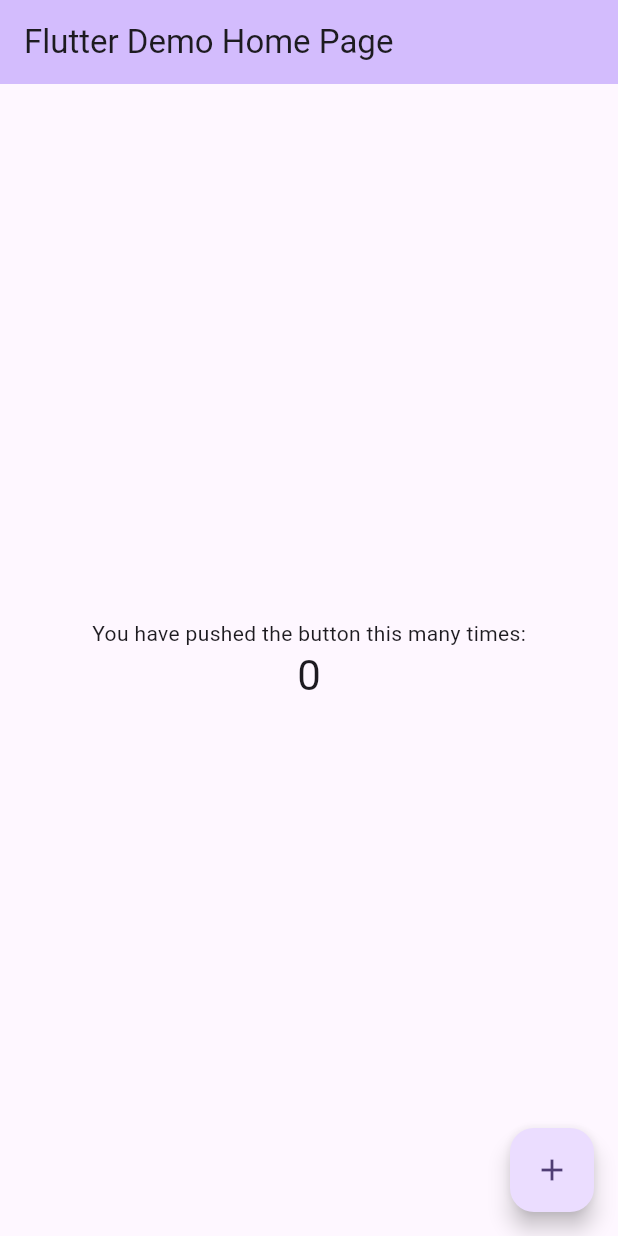
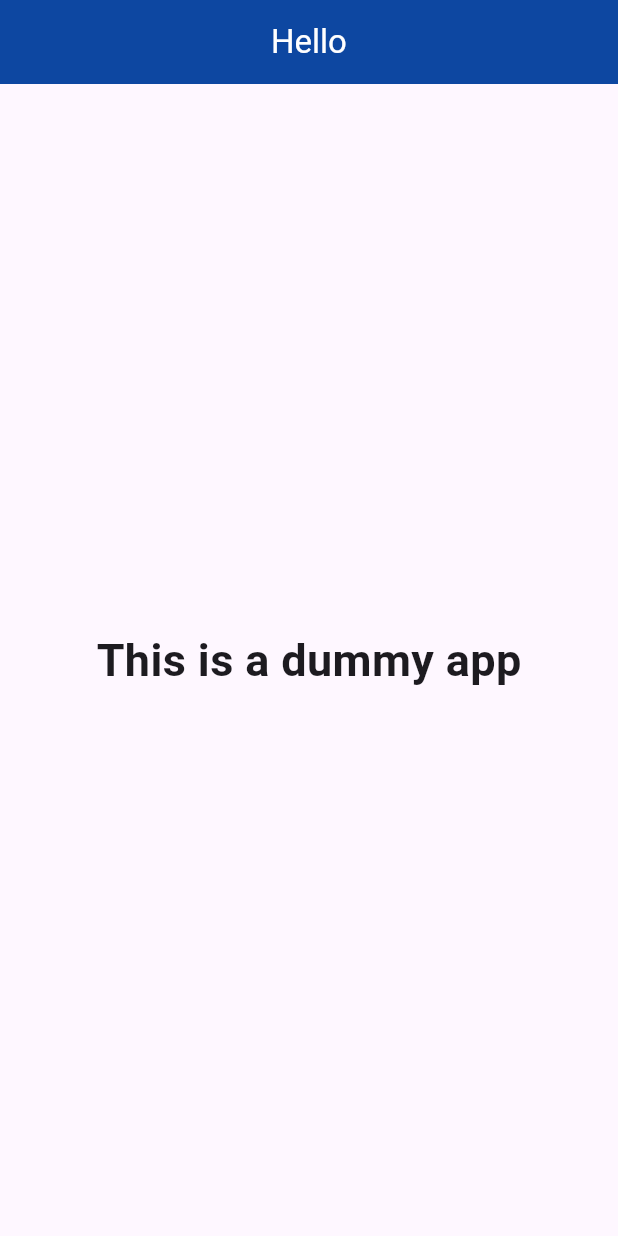
Before and after one commit to KamcyAhaka/commit_linter_test, a Flutter app: the screen it shows after launch, on a phone screen of 412 x 824 dp. Run offline on Flutter 3.47's test engine with Material 3 defaults, Android fonts, the light colour scheme and no system bars.

Commit message:
feat(ui): add home screen

```diff
--- a/lib/main.dart
+++ b/lib/main.dart
@@ -1,7 +1,10 @@
+import 'package:commit_linter_test/screens/home/home.dart';
 import 'package:flutter/material.dart';
 
 void main() {
-  runApp(const MyApp());
+  runApp(const MaterialApp(
+		home: Home(),
+	));
 }
 
 class MyApp extends StatelessWidget {
--- /dev/null
+++ b/lib/screens/home/home.dart
@@ -0,0 +1,23 @@
+import 'package:flutter/material.dart';
+
+class Home extends StatelessWidget {
+  const Home({super.key});
+
+  @override
+  Widget build(BuildContext context) {
+    return Scaffold(
+			appBar: AppBar(
+				backgroundColor: Colors.blue[900],
+				title: const Center(
+					child: Text('Hello', textAlign: TextAlign.center, style: TextStyle(
+						color: Colors.white,
+					)),
+				)
+			),
+			body: const Center(child: Text('This is a dummy app', style: TextStyle(
+				fontSize: 30,
+				fontWeight: FontWeight.bold
+			))),
+		);
+  }
+}
```
